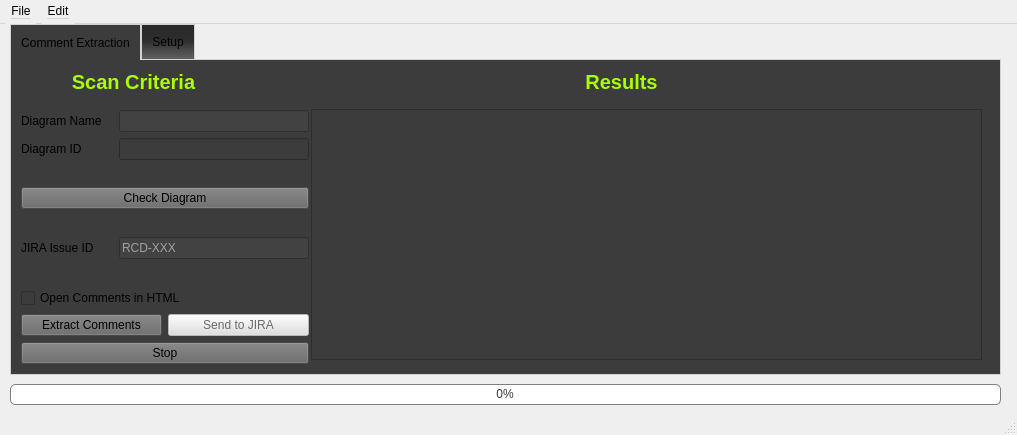
The window that sparx_auto_ui.ui (aniforatos/sparx_automation) describes before a commit, drawn with Qt 5.
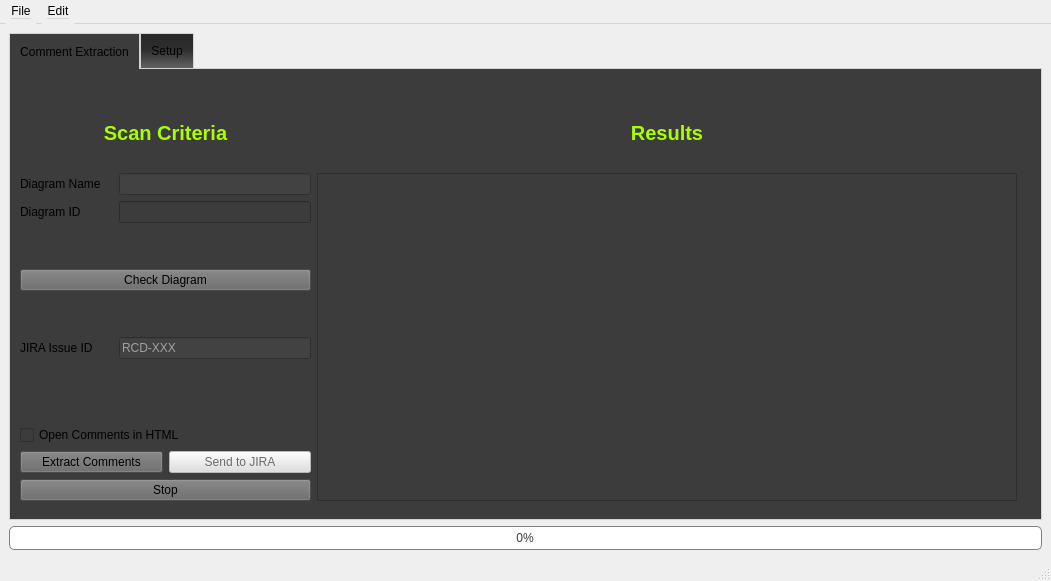
The same window after the commit. Icons and pictures are not drawn.

Patch:
```diff
--- a/sparx_auto_ui.ui
+++ b/sparx_auto_ui.ui
@@ -9,8 +9,8 @@
    <rect>
     <x>0</x>
     <y>0</y>
-    <width>1017</width>
-    <height>435</height>
+    <width>1051</width>
+    <height>581</height>
    </rect>
   </property>
   <property name="sizePolicy">
@@ -41,15 +41,9 @@
    </size>
   </property>
   <widget class="QWidget" name="centralwidget">
+   <layout class="QVBoxLayout" name="verticalLayout_3">
+    <item>
    <widget class="QTabWidget" name="tabWidget">
-    <property name="geometry">
-     <rect>
-      <x>10</x>
-      <y>0</y>
-      <width>991</width>
-      <height>351</height>
-     </rect>
-    </property>
     <property name="styleSheet">
      <string notr="true">QWidget{background-color:rgb(60,60,60);}
 QTabWidget::pane {
@@ -84,54 +78,18 @@
      <attribute name="title">
       <string>Comment Extraction</string>
      </attribute>
-     <widget class="QLabel" name="label">
+       <widget class="QWidget" name="">
       <property name="geometry">
        <rect>
-        <x>12</x>
-        <y>1</y>
-        <width>221</width>
-        <height>41</height>
-       </rect>
-      </property>
-      <property name="sizePolicy">
-       <sizepolicy hsizetype="Expanding" vsizetype="Expanding">
-        <horstretch>0</horstretch>
-        <verstretch>0</verstretch>
-       </sizepolicy>
-      </property>
-      <property name="font">
-       <font>
-        <family>Arial</family>
-        <pointsize>-1</pointsize>
-        <weight>87</weight>
-        <italic>false</italic>
-        <bold>true</bold>
-       </font>
-      </property>
-      <property name="styleSheet">
-       <string notr="true">font: 20px;
-font-weight: 700;
-color: rgb(169, 254, 0);</string>
-      </property>
-      <property name="text">
-       <string>Scan Criteria</string>
-      </property>
-      <property name="alignment">
-       <set>Qt::AlignCenter</set>
-      </property>
-      <property name="margin">
-       <number>0</number>
-      </property>
-     </widget>
+          <x>10</x>
+          <y>30</y>
+          <width>997</width>
+          <height>402</height>
+         </rect>
+        </property>
+        <layout class="QGridLayout" name="gridLayout_4">
+         <item row="1" column="1">
      <widget class="QLabel" name="label_3">
-      <property name="geometry">
-       <rect>
-        <x>250</x>
-        <y>1</y>
-        <width>721</width>
-        <height>41</height>
-       </rect>
-      </property>
       <property name="sizePolicy">
        <sizepolicy hsizetype="Expanding" vsizetype="Expanding">
         <horstretch>0</horstretch>
@@ -162,14 +120,14 @@
        <number>0</number>
       </property>
      </widget>
+         </item>
+         <item row="2" column="1">
      <widget class="QTableView" name="tableView">
-      <property name="geometry">
-       <rect>
-        <x>300</x>
-        <y>49</y>
-        <width>671</width>
-        <height>251</height>
-       </rect>
+           <property name="minimumSize">
+            <size>
+             <width>700</width>
+             <height>0</height>
+            </size>
       </property>
       <property name="styleSheet">
        <string notr="true">color: rgb(255, 255, 255);
@@ -200,15 +158,41 @@
        <bool>false</bool>
       </attribute>
      </widget>
-     <widget class="QWidget" name="">
-      <property name="geometry">
-       <rect>
-        <x>10</x>
-        <y>50</y>
-        <width>288</width>
-        <height>254</height>
-       </rect>
-      </property>
+         </item>
+         <item row="1" column="0">
+          <widget class="QLabel" name="label">
+           <property name="sizePolicy">
+            <sizepolicy hsizetype="Expanding" vsizetype="Expanding">
+             <horstretch>0</horstretch>
+             <verstretch>0</verstretch>
+            </sizepolicy>
+           </property>
+           <property name="font">
+            <font>
+             <family>Arial</family>
+             <pointsize>-1</pointsize>
+             <weight>87</weight>
+             <italic>false</italic>
+             <bold>true</bold>
+            </font>
+           </property>
+           <property name="styleSheet">
+            <string notr="true">font: 20px;
+font-weight: 700;
+color: rgb(169, 254, 0);</string>
+           </property>
+           <property name="text">
+            <string>Scan Criteria</string>
+           </property>
+           <property name="alignment">
+            <set>Qt::AlignCenter</set>
+           </property>
+           <property name="margin">
+            <number>0</number>
+           </property>
+          </widget>
+         </item>
+         <item row="2" column="0">
       <layout class="QVBoxLayout" name="verticalLayout_2">
        <item>
         <layout class="QGridLayout" name="gridLayout">
@@ -404,6 +388,8 @@
         </layout>
        </item>
       </layout>
+         </item>
+        </layout>
      </widget>
     </widget>
     <widget class="QWidget" name="tab_2">
@@ -516,18 +502,12 @@
      </widget>
     </widget>
    </widget>
+    </item>
+    <item>
    <widget class="QProgressBar" name="progressBar">
     <property name="enabled">
      <bool>false</bool>
     </property>
-    <property name="geometry">
-     <rect>
-      <x>10</x>
-      <y>360</y>
-      <width>991</width>
-      <height>21</height>
-     </rect>
-    </property>
     <property name="styleSheet">
      <string notr="true">QProgressBar{
                           border: 1px solid grey;
@@ -550,13 +530,15 @@
      <bool>true</bool>
     </property>
    </widget>
+    </item>
+   </layout>
   </widget>
   <widget class="QMenuBar" name="menubar">
    <property name="geometry">
     <rect>
      <x>0</x>
      <y>0</y>
-     <width>1017</width>
+     <width>1051</width>
      <height>26</height>
     </rect>
    </property>
```
Left out of the diff: 15 changed lines with no effect on the pictures. Lines whose indentation alone changed are shown as unchanged.
